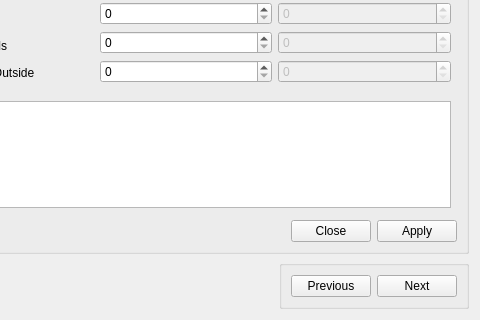
The window that app_new/frmcell.ui (doublebyte1/app_solution) describes before a commit, drawn with Qt 5; both pictures show x 232 to 712 and y 269 to 589 of the 712 by 589 pixel window.
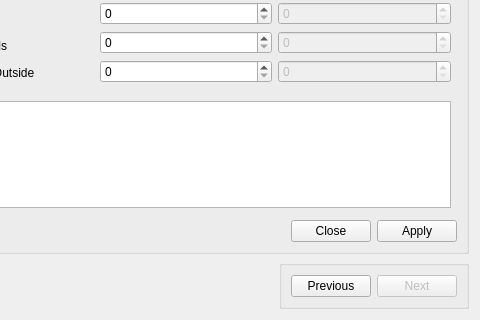
The same window after the commit. Icons and pictures are not drawn. Custom widgets are drawn as their Qt base class.

```diff
--- a/app_new/frmcell.ui
+++ b/app_new/frmcell.ui
@@ -355,6 +355,9 @@
         </item>
         <item>
          <widget class="QPushButton" name="pushNext">
+          <property name="enabled">
+           <bool>false</bool>
+          </property>
           <property name="text">
            <string>Next</string>
           </property>
```
